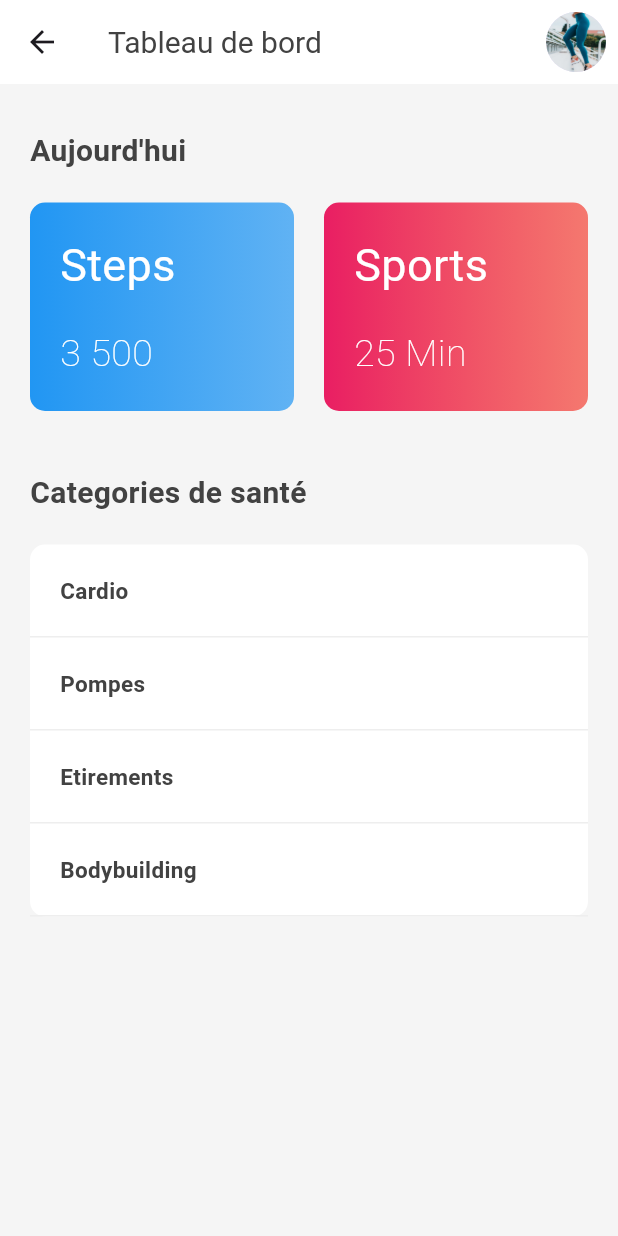
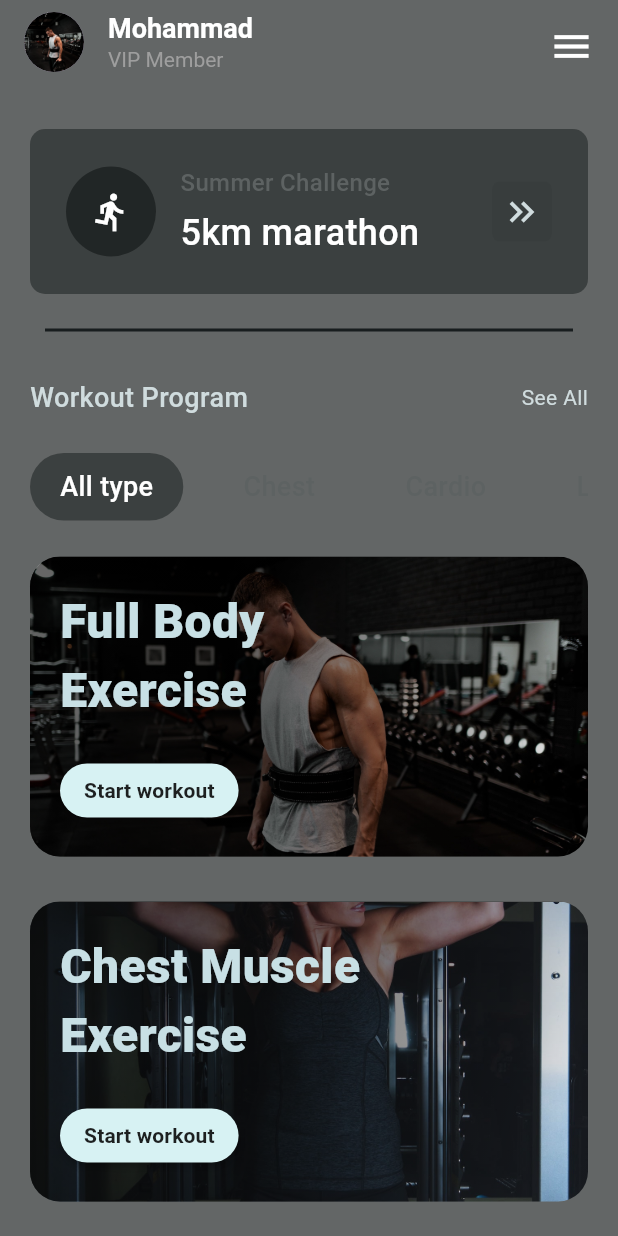
Before and after one commit to VIA2NEY/day_6_fitness_app, a Flutter app: the Dashboard screen opened directly, on a phone screen of 412 x 824 dp. Run offline on Flutter 3.47's test engine with Material 3 defaults, Android fonts, the light colour scheme and no system bars; our stand-ins replace page_transition, simple_animations.

Commit message:
ui updates

```diff
--- a/lib/screens/dashboard.dart
+++ b/lib/screens/dashboard.dart
@@ -1,140 +1,205 @@
+import 'package:day_6_fitness_app/animations/fade_animations.dart';
 import 'package:flutter/material.dart';
 
-class Dashboard extends StatelessWidget {
+class Dashboard extends StatefulWidget {
+  @override
+  State<Dashboard> createState() => _DashboardState();
+}
+
+class _DashboardState extends State<Dashboard> {
+  final List<String> _repeat = [
+    'All type',
+    'Chest',
+    'Cardio',
+    'Lower'
+  ];
+
+  int _selectedRepeat = 0;
+
   @override
   Widget build(BuildContext context) {
     return Scaffold(
-      backgroundColor: Colors.grey[100],
+      backgroundColor: Color(0xAA151919),
       appBar: AppBar(
-        backgroundColor: Colors.white,
+        backgroundColor: Colors.transparent,
         elevation: 0,
-        title: Text("Tableau de bord", style: TextStyle(color: Colors.grey[800], fontSize: 20),),
+        centerTitle: false,
+        title: Column(
+          crossAxisAlignment: CrossAxisAlignment.start,
+          children: [
+            Text("Mohammad", style: TextStyle(color: Colors.white, fontSize: 18, fontWeight: FontWeight.bold),),
+            Text("VIP Member", style: TextStyle(color: Colors.grey[500], fontSize: 14),),
+          ],
+        ),
+        leading: Padding(
+            padding: const EdgeInsets.only(left: 16.0, top: 8, bottom: 8),
+            child: CircleAvatar(
+              backgroundImage: ExactAssetImage('assets/two.jpg'),
+            ),
+          ),
         actions: <Widget>[
           Padding(
-            padding: const EdgeInsets.all(8.0),
-            child: CircleAvatar(
-              backgroundImage: ExactAssetImage('assets/one.jpg'),
-            ),
+            padding: const EdgeInsets.all(16.0),
+            child: Icon(Icons.menu, color: Colors.white, size: 30,),
           )
         ],
       ),
-      body: SafeArea(
+      body: SingleChildScrollView(
+        child: SafeArea(
           child: Padding(
             padding: EdgeInsets.all(20.0),
             child: Column(
               crossAxisAlignment: CrossAxisAlignment.start,
               children: <Widget>[
                 SizedBox(height: 10,),
-              Text("Aujourd'hui", style: TextStyle(fontSize: 20, fontWeight: FontWeight.bold, color: Colors.grey[800]),),
-              SizedBox(height: 20,),
+                FadeAnimation(
+                  1.5,
+                  Container(
+                    padding: EdgeInsets.all(24),
+                    decoration: BoxDecoration(
+                      color: Color(0xAA282D2D),
+                      borderRadius: BorderRadius.circular(10)
+                    ),
+                    child: Row(
+                      mainAxisAlignment: MainAxisAlignment.spaceBetween,
+                      children: [
+                        Container(
+                          decoration: BoxDecoration(
+                            color: Color(0xAA151919),
+                            shape: BoxShape.circle
+                          ),
+                          width: 60,
+                          height: 60,
+                          child: Center(
+                            child: Icon(Icons.directions_run_sharp, color: Colors.white, size: 28,),
+                          ),
+                        ),
+                        // SizedBox(width: 16,),
+                        Column(
+                          crossAxisAlignment: CrossAxisAlignment.start,
+                          children: [
+                            Text("Summer Challenge", style: TextStyle(fontSize: 16, fontWeight: FontWeight.w500, color: Color(0xFF5D6262)),),
+                            SizedBox(height: 5,),
+                            Text("5km marathon", style: TextStyle(fontSize: 24, fontWeight: FontWeight.w500, color: Colors.white),)
+                          ],
+                        ),
+                        SizedBox(width: 16,),
+                        Container(
+                          width: 40,
+                          height: 40,
+                          decoration: BoxDecoration(
+                            color: Color(0xAA373C3C),
+                            borderRadius: BorderRadius.circular(5)
+                          ),
+                          child: Icon(Icons.keyboard_double_arrow_right_outlined, size: 28, color: Color(0xFFD0DCDE),))
+                      ],
+                    ),
+                  )
+                ),
+                SizedBox(height: 16,),
+                Divider(color: Color(0xFF181D1E), thickness: 2, indent: 10,endIndent: 10,),
+                SizedBox(height: 24,),
                 Row(
-                children: <Widget>[
-                  Expanded(
-                    child: Container(
-                      width: 100,
-                      margin: EdgeInsets.only(right: 10),
+                  mainAxisAlignment: MainAxisAlignment.spaceBetween,
+                  children: [
+                    Text("Workout Program", style: TextStyle(fontSize: 18, fontWeight: FontWeight.w500, color: Color(0xFFD0DCDE)),),
+                    Text("See All", style: TextStyle(fontSize: 14, fontWeight: FontWeight.w400, color: Color(0xFFD0DCDE)),),
+                  ],
+                ),
+                SizedBox(height: 24,),
+                Container(
+                  height: 45,
                   decoration: BoxDecoration(
                     borderRadius: BorderRadius.circular(10),
-                        gradient: LinearGradient(
-                          colors: [
-                            Colors.blue,
-                            Colors.blue.withOpacity(.7)
-                          ]
+                  ),
+                  child: ListView.builder(
+                    scrollDirection: Axis.horizontal,
+                    itemCount: _repeat.length,
+                    itemBuilder: (context, index) {
+                      return GestureDetector(
+                        onTap: () {
+                          setState(() {
+                            _selectedRepeat = index;
+                          });
+                        },
+                        child: FadeAnimation(
+                          (1.2 + index) / 4,
+                          Container(
+                            padding: EdgeInsets.symmetric(horizontal: 20),
+                            decoration: BoxDecoration(
+                              borderRadius: BorderRadius.circular(50),
+                              color: _selectedRepeat == index ? Color(0xAA282D2D) : Colors.transparent,
+                            ),
+                            margin: EdgeInsets.only(right: 20),
+                            child: Center(child: Text(_repeat[index],
+                              style: TextStyle(fontSize: 18, color: _selectedRepeat == index ? Colors.white : Color(0xFF5D6262), fontWeight: FontWeight.w500),)
+                            ),
                           )
                         ),
-                      child: Padding(
-                        padding: EdgeInsets.all(20.0),
-                        child: Column(
-                          crossAxisAlignment: CrossAxisAlignment.start,
-                          children: <Widget>[
-                            Text("Steps", style: TextStyle(color: Colors.white, fontSize: 30),),
-                            SizedBox(height: 20,),
-                            Text("3 500", style: TextStyle(color: Colors.white, fontSize: 25, fontWeight: FontWeight.w100),),
+                      );
+                    },
+                  )
+                ),
+                SizedBox(height: 24,),
+                Column(
+                  children: [
+                    makeItem(image: "assets/two.jpg", title: "Full Body\nExercise"),
+                    makeItem(image: "assets/three.jpg", title: "Chest Muscle\nExercise"),
+                    makeItem(image: "assets/one.jpg", title: "Full Body\nExercise"),
+                  ],
+                )
               ],
             ),
           ),
         ),
       ),
-                  Expanded(
+    );
+  }
+
+Widget makeItem({image, title}) {
+    return Container(
+      margin: EdgeInsets.only(bottom: 30),
+      height: 200,
+      width: double.infinity,
       child: Container(
-                      width: 100,
-                      margin: EdgeInsets.only(left: 10),
         decoration: BoxDecoration(
-                        borderRadius: BorderRadius.circular(10),
+          image: DecorationImage(
+            image: AssetImage(image),
+            fit: BoxFit.cover,
+          ),
+          borderRadius: BorderRadius.circular(20),
+        ),
+        child: Container(
+          decoration: BoxDecoration(
+            borderRadius: BorderRadius.circular(20),
             gradient: LinearGradient(
+              begin: Alignment.centerLeft,
+              end: Alignment.bottomRight,
               colors: [
-                            Colors.pink,
-                            Colors.red.withOpacity(.7)
+                  Colors.black.withOpacity(0.6),
+                  Colors.black.withOpacity(0.6),
+                  Colors.black.withOpacity(0.4),
+                  Colors.black.withOpacity(.0),
               ]
             )
           ),
           child: Padding(
-                        padding: EdgeInsets.all(20.0),
+            padding: const EdgeInsets.all(20.0),
             child: Column(
               crossAxisAlignment: CrossAxisAlignment.start,
-                          children: <Widget>[
-                            Text("Sports", style: TextStyle(color: Colors.white, fontSize: 30),),
-                            SizedBox(height: 20,),
-                            Text("25 Min", style: TextStyle(color: Colors.white, fontSize: 25, fontWeight: FontWeight.w100),),
+              mainAxisAlignment: MainAxisAlignment.spaceBetween,
+              children: [
+                Text(title, style: TextStyle(color: Color.fromARGB(255, 200, 224, 229), fontSize: 32, fontWeight: FontWeight.w900),),
+                MaterialButton(
+                  onPressed: () {},
+                  color: Color(0xFFD7F2F3),
+                  shape: RoundedRectangleBorder(
+                    borderRadius: BorderRadius.circular(50)
+                  ),
+                  child: Text("Start workout", style: TextStyle(fontWeight: FontWeight.w600),),
+                )
               ],
             ),
-                      ),
-                    ),
-                  ),
-                ],
-              ),
-              SizedBox(height: 40,),
-              Text("Categories de santé", style: TextStyle(color: Colors.grey[800], fontWeight: FontWeight.bold, fontSize: 20),),
-              SizedBox(height: 20,),
-              Container(
-                  width: double.infinity,
-                  decoration: BoxDecoration(
-                    borderRadius: BorderRadius.circular(10),
-                    color: Colors.white
-                  ),
-                  child: Column(
-                    crossAxisAlignment: CrossAxisAlignment.start,
-                    children: <Widget>[
-                      Container(
-                        width: double.infinity,
-                        padding: EdgeInsets.all(20),
-                        decoration: BoxDecoration(
-                          // borderRadius: BorderRadius.circular(10),
-                          border: Border(bottom: BorderSide(color: Colors.grey[200]!))
-                        ),
-                        child: Text("Cardio", style: TextStyle(color: Colors.grey[800], fontSize: 15, fontWeight: FontWeight.bold),),
-                      ),
-                      Container(
-                        width: double.infinity,
-                        padding: EdgeInsets.all(20),
-                        decoration: BoxDecoration(
-                          // borderRadius: BorderRadius.circular(10),
-                          border: Border(bottom: BorderSide(color: Colors.grey[200]!))
-                        ),
-                        child: Text("Pompes", style: TextStyle(color: Colors.grey[800], fontSize: 15, fontWeight: FontWeight.bold),),
-                      ),
-                      Container(
-                        width: double.infinity,
-                        padding: EdgeInsets.all(20),
-                        decoration: BoxDecoration(
-                          // borderRadius: BorderRadius.circular(10),
-                          border: Border(bottom: BorderSide(color: Colors.grey[200]!))
-                        ),
-                        child: Text("Etirements", style: TextStyle(color: Colors.grey[800], fontSize: 15, fontWeight: FontWeight.bold),),
-                      ),
-                      Container(
-                        width: double.infinity,
-                        padding: EdgeInsets.all(20),
-                        decoration: BoxDecoration(
-                          // borderRadius: BorderRadius.circular(10),
-                          border: Border(bottom: BorderSide(color: Colors.grey[200]!))
-                        ),
-                        child: Text("Bodybuilding", style: TextStyle(color: Colors.grey[800], fontSize: 15, fontWeight: FontWeight.bold),),
-                      ),
-                    ]
-                  ),
-              )
-            ],
           ),
         ),
       ),
--- a/lib/screens/home_page.dart
+++ b/lib/screens/home_page.dart
@@ -1,3 +1,4 @@
+import 'package:day_6_fitness_app/animations/fade_animations.dart';
 import 'package:day_6_fitness_app/screens/dashboard.dart';
 import 'package:flutter/material.dart';
 import 'package:page_transition/page_transition.dart';
@@ -63,8 +64,8 @@ class _HomePageState extends State<HomePage> with TickerProviderStateMixin {
       body: PageView(
         controller: _pageController,
         children: <Widget>[
+          makePage(image: 'assets/two.jpg'),
           makePage(image: 'assets/one.jpg'),
-          makePage(image: 'assets/two.jpg'),
           makePage(image: 'assets/three.jpg'),
         ],
       ),
@@ -72,8 +73,7 @@ class _HomePageState extends State<HomePage> with TickerProviderStateMixin {
   }
 
   Widget makePage({image}) {
-    return SingleChildScrollView(
-      child: Container(
+    return Container(
       decoration: BoxDecoration(
         image: DecorationImage(
           image: AssetImage(image),
@@ -83,43 +83,32 @@ class _HomePageState extends State<HomePage> with TickerProviderStateMixin {
       child: Container(
         decoration: BoxDecoration(
           gradient: LinearGradient(
+            begin: Alignment.topRight,
+            end: Alignment.bottomRight,
             colors: [
               Colors.black.withOpacity(.3),
-                Colors.black.withOpacity(.3),
+              Colors.black.withOpacity(.2),
             ]
           )
         ),
         child: Padding(
-            padding: EdgeInsets.all(40),
+          padding: EdgeInsets.symmetric(vertical: 40, horizontal: 30),
           child: Column(
             crossAxisAlignment: CrossAxisAlignment.start,
+            mainAxisAlignment: MainAxisAlignment.spaceBetween,
             children: <Widget>[
-                SizedBox(height: 50,),
-                Text('Exercise 1', style: TextStyle(color: Colors.white, fontSize: 40, fontWeight: FontWeight.bold),),
-                SizedBox(height: 30,),
               Column(
                 crossAxisAlignment: CrossAxisAlignment.start,
-                  children: <Widget>[
-                    Text("15", style: TextStyle(color: Colors.yellow[400], fontSize: 40, fontWeight: FontWeight.bold),),
-                    Text("Minutes", style: TextStyle(color: Colors.white, fontSize: 30),),
+                children: [
+                  SizedBox(height: 60,),
+                  FadeAnimation(1.5, Text('Bonjour\nhealth body', style: TextStyle(color: Color.fromARGB(255, 200, 224, 229), fontSize: 45, fontWeight: FontWeight.w900),)),
+                  SizedBox(height: 20,),
+                  FadeAnimation(1.5, Text('Avec cette application vous pouvez essayer different activité \net choisir ceux que vous apprecier le plus.', style: TextStyle(color: Color.fromARGB(255, 185, 202, 206), fontSize: 18, height: 1.4, fontWeight: FontWeight.w300),)),
+                  SizedBox(height: 40,),
                 ],
               ),
-                SizedBox(height: 20,),
-                Column(
-                  crossAxisAlignment: CrossAxisAlignment.start,
-                  children: <Widget>[
-                    Text("3", style: TextStyle(color: Colors.yellow[400], fontSize: 40, fontWeight: FontWeight.bold),),
-                    Text("Exercises", style: TextStyle(color: Colors.white, fontSize: 30),),
-                  ],
-                ),
-                SizedBox(height: 110,),
-                Align(
-                  child: Text("Start the morning with your health",
-                  textAlign: TextAlign.center,
-                  style: TextStyle(color: Colors.white, fontSize: 30, fontWeight: FontWeight.w100),),
-                ),
-                SizedBox(height: 20,),
-                Align(
+
+              FadeAnimation(1, Align(
                 alignment: Alignment.bottomCenter,
                 child: AnimatedBuilder(
                   animation: rippleAnimation,
@@ -129,7 +118,7 @@ class _HomePageState extends State<HomePage> with TickerProviderStateMixin {
                     child: Container(
                       decoration: BoxDecoration(
                         shape: BoxShape.circle,
-                          color: Colors.blue.withOpacity(.4)
+                        color: Colors.white.withOpacity(.4)
                       ),
                       child: InkWell(
                         onTap: () {
@@ -143,7 +132,10 @@ class _HomePageState extends State<HomePage> with TickerProviderStateMixin {
                               margin: EdgeInsets.all(10),
                               decoration: BoxDecoration(
                                 shape: BoxShape.circle,
-                                  color: Colors.blue
+                                color: Colors.white
+                              ),
+                              child: scaleController.status == AnimationStatus.forward || scaleController.status == AnimationStatus.completed ? null : Center(
+                                child: Icon(Icons.fingerprint, size: 40,)
                               ),
                             ),
                           ),
@@ -152,12 +144,11 @@ class _HomePageState extends State<HomePage> with TickerProviderStateMixin {
                     ),
                   ),
                 ),
-                )
+              ))
             ],
           ),
         ),
       )
-      ),
     );
   }
 }
```
Lines whose indentation alone changed are shown as unchanged.
